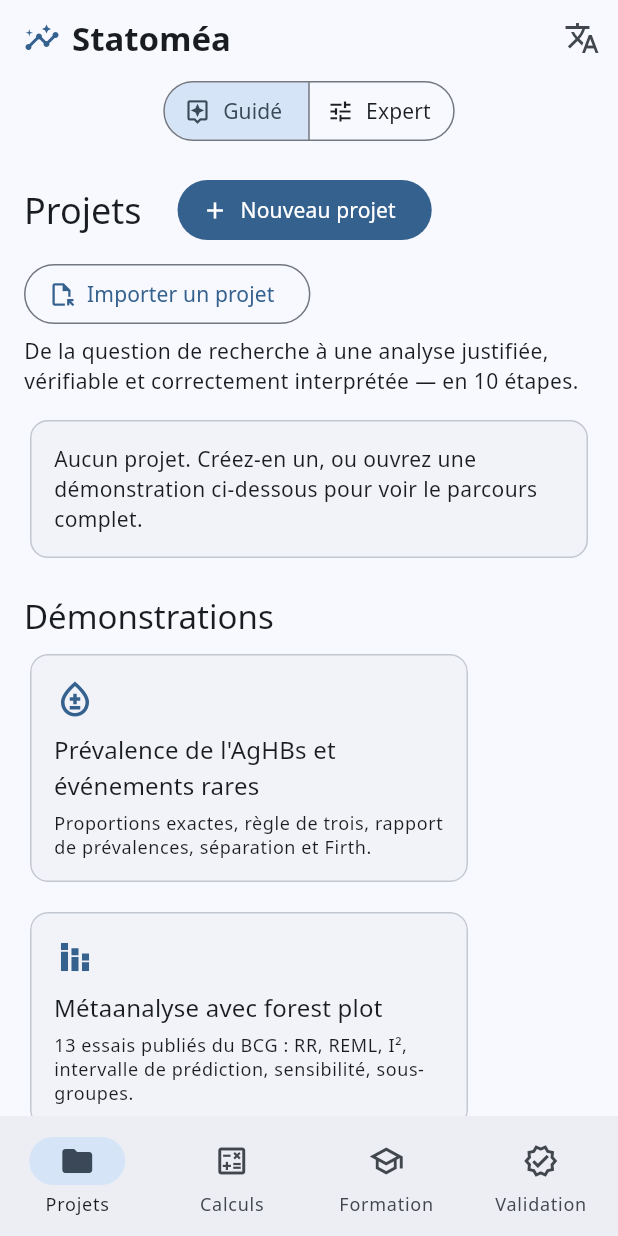
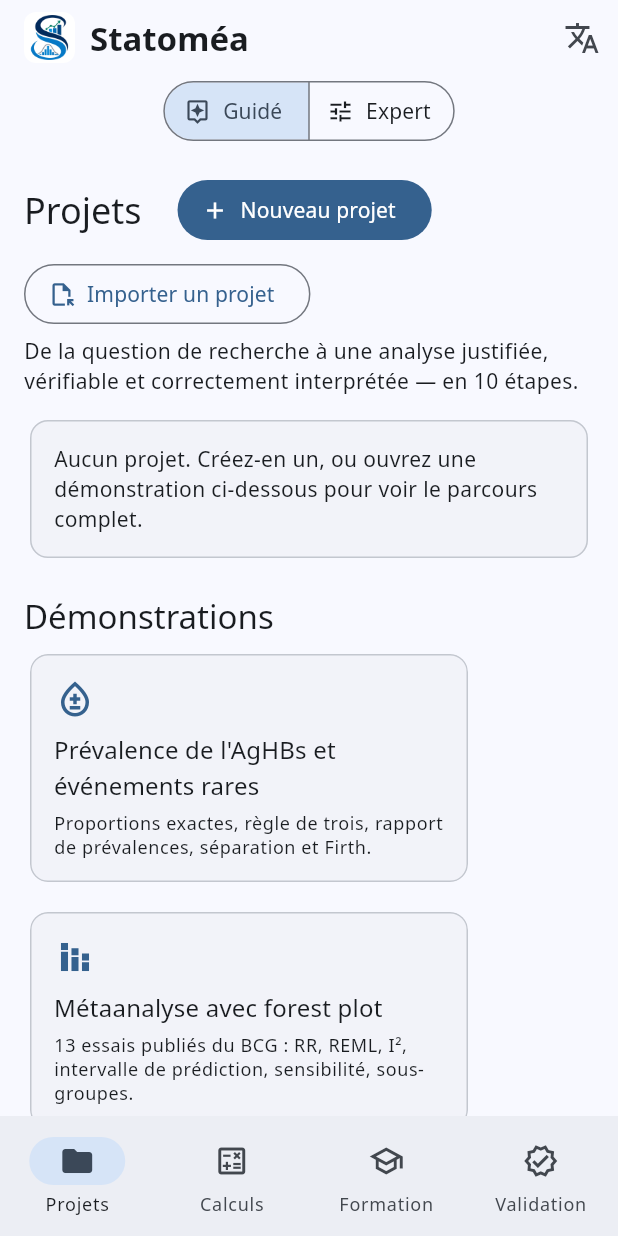
Before and after one commit to Modibo/Statomea, a Flutter app: the screen it shows after launch, on a phone screen of 412 x 824 dp. Run offline on Flutter 3.47's test engine with Material 3 defaults, Android fonts, the phone set to English and light mode, and no system bars; our stand-ins replace file_picker, flutter_svg, pdf, printing, shared_preferences, web; missing offline and left inert: dart:js_interop.

Commit message:
Logo Statoméa : en-tête de l'application, icônes web, Android et iOS, README (1.36.1)
Emblème détouré (fond transparent) dans l'en-tête, sur pastille blanche pour le
thème sombre ; icônes sur fond blanc (iOS refuse la transparence), icônes
« maskable » avec marge de sécurité ; manifeste web : nom accentué, couleur de
thème bleu marine du logo.

Co-Authored-By: Claude Opus 5.5 <noreply@anthropic.com>

```diff
--- a/app/statomea/lib/screens/home_screen.dart
+++ b/app/statomea/lib/screens/home_screen.dart
@@ -63,8 +63,17 @@ class _HomeScreenState extends State<HomeScreen> {
       final wide = c.maxWidth >= 900;
       final appBar = AppBar(
         title: Row(children: [
-          Icon(Icons.insights, color: Theme.of(context).colorScheme.primary),
-          const SizedBox(width: 8),
+          // Emblème du logo sur une pastille blanche (lisible aussi en thème sombre).
+          Semantics(
+            label: 'Logo Statoméa',
+            image: true,
+            child: Container(
+              padding: const EdgeInsets.all(2),
+              decoration: BoxDecoration(color: Colors.white, borderRadius: BorderRadius.circular(8)),
+              child: Image.asset('assets/logo/statomea_embleme.png', height: 30, width: 30, excludeFromSemantics: true),
+            ),
+          ),
+          const SizedBox(width: 10),
           Text(t.appTitle, style: const TextStyle(fontWeight: FontWeight.w700)),
         ]),
         actions: [if (c.maxWidth >= 420) modeSwitch, langMenu],
--- a/app/statomea/pubspec.yaml
+++ b/app/statomea/pubspec.yaml
@@ -16,7 +16,7 @@ publish_to: 'none' # Remove this line if you wish to publish to pub.dev
 # https://developer.apple.com/library/archive/documentation/General/Reference/InfoPlistKeyReference/Articles/CoreFoundationKeys.html
 # In Windows, build-name is used as the major, minor, and patch parts
 # of the product and file versions while build-number is used as the build suffix.
-version: 1.36.0+36
+version: 1.36.1+37
 
 environment:
   sdk: ^3.13.4
@@ -70,6 +70,7 @@ flutter:
   assets:
     - assets/demos/
     - assets/fonts/
+    - assets/logo/
   fonts:
     - family: NotoSans
       fonts:
```
Also changed, not shown: app/statomea/assets/logo/statomea_embleme.png (added), docs/logo/statomea_logo.png (added), 28 other files.
